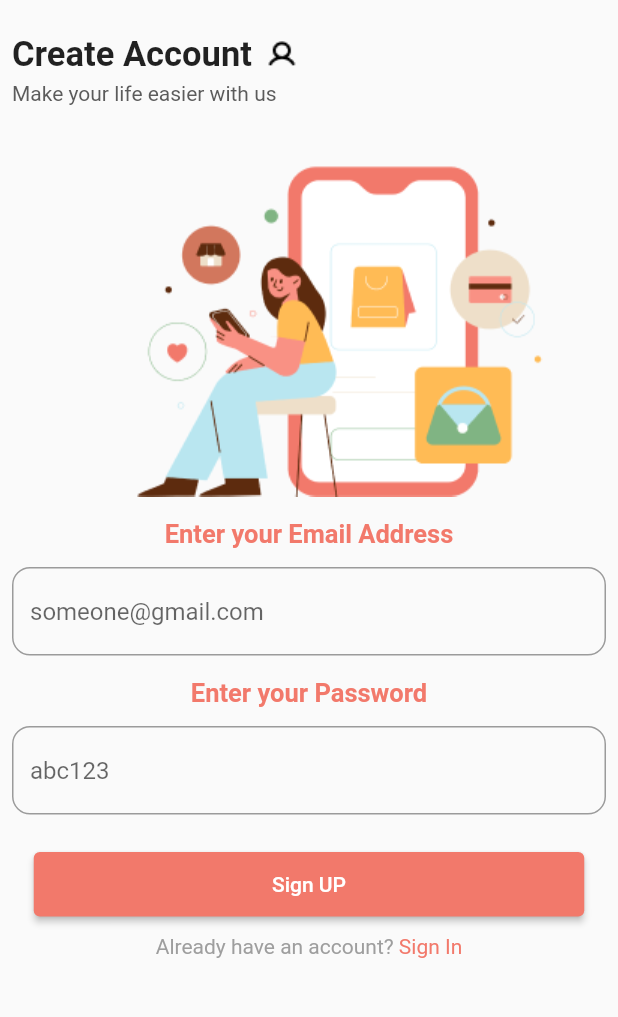
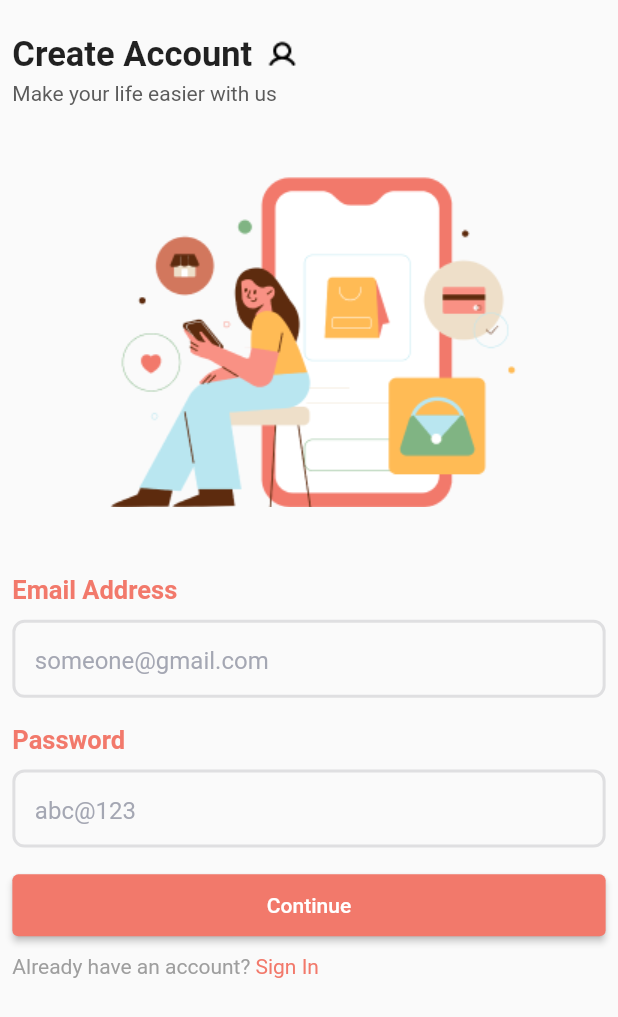
Before and after one commit to huzaifak08/Reminder-App, a Flutter app: the SignupPage screen opened by its route, on a phone screen of 412 x 824 dp. Shown: the top 1017 px of the screen. Run offline on Flutter 3.47's test engine with Material 2 defaults, Android fonts, the phone set to English and light mode, and no system bars; our stand-ins replace firebase_core, fluttertoast; accounts and stored records are empty.

Commit message:
Basic Design done Allhamdullillah

```diff
--- a/lib/Constants/colors.dart
+++ b/lib/Constants/colors.dart
@@ -1,5 +1,41 @@
 import '../libraries.dart';
 
 class AppColors {
-  static const primaryColor = Color(0xFFF2796B);
+  static const Color primaryColor = Color(0xFFF2796B);
+  static const Color secondaryColor = Color.fromRGBO(255, 255, 255, 1);
+  static const Color ternaryColor = Color(0xff8F92A1);
+
+  static const Color primaryTextColor = Color(0xff242424);
+  static const Color secondaryTextColor = Color(0xff8F92A1);
+
+  static const Color iconPrimaryColor = Color(0xFFD9D9D9);
+  static const Color iconSelectedColor = Color(0xFFFCB23B);
+
+  static const Color successColor = Color(0xFF10C659);
+  static const Color rejectColor = Color(0xFFFC473B);
+  static const Color pendingColor = Color(0xFFFCB23B);
+
+  static const Color iconBackgroundColor = Color(0xffdfdfe1);
+  static const Color inputTextBorderColor = Color.fromRGBO(19, 103, 33, 1);
+  static const Color hintColor = Color.fromRGBO(114, 114, 114, 1);
+
+  static const Color textFieldDefaultFocus = Color(0xfff5f5f6);
+  static const Color textFieldDefaultBorderColor = Color(0xFFDFDFE1);
+  static const Color textFieldFocusBorderColor = Color.fromRGBO(19, 103, 33, 1);
+
+  static const Color alertColor = Color(0xffff0222);
+  static const Color whiteColor = Color(0xffffffff);
+
+  static const Color focusUnderLineColor = Color(0xff373737);
+  static const Color dividedColor = Color(0xff373737);
+  static const Color grayColor = Color(0xffdfdfe1);
+
+  static const Color dialogAlertBackgroundColor = Color(0xff262938);
+  static const Color lightGrayColor = Color(0xffA5A5A5);
+
+  //otp screen changing color
+  static const Color otpBorderColor = Color.fromRGBO(34, 34, 34, 0.1);
+  static const Color otpFocusColor = Color.fromRGBO(19, 103, 33, 1);
+  static const Color otpBackgroundColor = Color(0xFFF5f5f6);
+  static const Color otpHintColor = Color.fromRGBO(170, 170, 170, 1);
 }
--- /dev/null
+++ b/lib/Constants/responsive.dart
@@ -0,0 +1,9 @@
+import 'package:reminder_app/libraries.dart';
+
+getHeight(BuildContext context, double height) {
+  return MediaQuery.sizeOf(context).height * height;
+}
+
+getWidth(BuildContext context, double width) {
+  return MediaQuery.sizeOf(context).width * width;
+}
--- a/lib/Screens/signup.dart
+++ b/lib/Screens/signup.dart
@@ -1,3 +1,7 @@
+import 'package:reminder_app/Constants/responsive.dart';
+import 'package:reminder_app/Widgets/Design/auth_header.dart';
+import 'package:reminder_app/Widgets/Design/input_text_field.dart';
+
 import '../libraries.dart';
 
 class SignupPage extends StatefulWidget {
@@ -8,20 +12,26 @@ class SignupPage extends StatefulWidget {
 }
 
 class _SignupPageState extends State<SignupPage> {
-  late final TextEditingController _email;
-  late final TextEditingController _password;
+  late final TextEditingController _emailController;
+  late final TextEditingController _passwordController;
+
+  late final FocusNode _passwordFocusNode;
 
   @override
   void initState() {
-    _email = TextEditingController();
-    _password = TextEditingController();
+    _emailController = TextEditingController();
+    _passwordController = TextEditingController();
+
+    _passwordFocusNode = FocusNode();
     super.initState();
   }
 
   @override
   void dispose() {
-    _email.dispose();
-    _password.dispose();
+    _emailController.dispose();
+    _passwordController.dispose();
+
+    _passwordFocusNode.dispose();
     super.dispose();
   }
 
@@ -31,93 +41,74 @@ class _SignupPageState extends State<SignupPage> {
       body: SingleChildScrollView(
         child: SafeArea(
           child: Padding(
-            padding: const EdgeInsets.fromLTRB(8, 8, 8, 0),
+            padding: EdgeInsets.symmetric(
+                horizontal: getWidth(context, 0.02),
+                vertical: getHeight(context, 0.01)),
             child: Column(
-              // crossAxisAlignment: CrossAxisAlignment.center,
+              crossAxisAlignment: CrossAxisAlignment.start,
               children: [
-                // SizedBox(height: 12),
-                Row(
-                  children: [
-                    const Text(
-                      'Create Account',
-                      style: TextStyle(
-                        height: 2,
-                        fontSize: 23,
-                        fontWeight: FontWeight.w700,
-                      ),
-                    ),
-                    const SizedBox(width: 10),
-                    Padding(
-                      padding: const EdgeInsets.only(top: 10.0),
-                      child: Image.asset(
-                        'assets/images/User.png',
-                        fit: BoxFit.cover,
-                      ),
-                    )
-                  ],
+                const AuthHeader(title: 'Create Account'),
+                SizedBox(height: getHeight(context, 0.01)),
+                SizedBox(
+                  height: getHeight(context, 0.35),
+                  width: getWidth(context, 1.0),
+                  child: Image.asset('assets/images/login_img.png'),
                 ),
-                const Align(
-                  alignment: Alignment.centerLeft,
-                  child: Text(
-                    'Make your life easier with us',
-                    style: TextStyle(color: Color(0xFF5B5B5B)),
-                    textAlign: TextAlign.start,
-                  ),
-                ),
-                const SizedBox(height: 30),
-                Padding(
-                  padding: const EdgeInsets.only(left: 35.0),
-                  child: SizedBox(
-                    height: 231,
-                    width: 296,
-                    child: Image.asset('assets/images/login_img.png'),
-                  ),
-                ),
-                const SizedBox(height: 15),
+                SizedBox(height: getHeight(context, 0.02)),
                 const Text(
-                  'Enter your Email Address',
+                  'Email Address',
                   style: TextStyle(
                     color: AppColors.primaryColor,
                     fontWeight: FontWeight.w700,
                     fontSize: 17,
                   ),
                 ),
-                const SizedBox(height: 12),
-                TextField(
-                  controller: _email,
-                  decoration: InputDecoration(
-                    border: OutlineInputBorder(
-                      borderRadius: BorderRadius.circular(12),
-                    ),
-                    hintText: 'someone@gmail.com',
-                  ),
+                SizedBox(height: getHeight(context, 0.012)),
+                InputTextField(
+                  myController: _emailController,
                   keyboardType: TextInputType.emailAddress,
+                  hint: 'someone@gmail.com',
+                  obsecureText: false,
+                  onFiledSubmissionValue: (newValue) {
+                    if (newValue != null) {
+                      // _passwordFocusNode.requestFocus();
+                    }
+                  },
+                  onValidator: (value) {
+                    return RegExp(
+                                r"^[a-zA-Z0-9.a-zA-Z0-9.!#$%&'*+-/=?^_`{|}~]+@[a-zA-Z0-9]+\.[a-zA-Z]+")
+                            .hasMatch(value)
+                        ? null
+                        : 'Enter a valid Email Address';
+                  },
                 ),
-                const SizedBox(height: 15),
+                SizedBox(height: getHeight(context, 0.012)),
                 const Text(
-                  'Enter your Password',
+                  'Password',
                   style: TextStyle(
                     color: AppColors.primaryColor,
                     fontWeight: FontWeight.w700,
                     fontSize: 17,
                   ),
                 ),
-                const SizedBox(height: 12),
-                TextField(
-                  controller: _password,
-                  decoration: InputDecoration(
-                    border: OutlineInputBorder(
-                      borderRadius: BorderRadius.circular(12),
-                    ),
-                    hintText: "abc123",
-                  ),
-                  keyboardType: TextInputType.visiblePassword,
-                  obscureText: true,
+                SizedBox(height: getHeight(context, 0.012)),
+                InputTextField(
+                  myController: _passwordController,
+                  keyboardType: TextInputType.emailAddress,
+                  hint: 'abc@123',
+                  obsecureText: true,
+                  focusNode: _passwordFocusNode,
+                  onValidator: (value) {
+                    if (value!.isEmpty && value!.length < 6) {
+                      return "Password Can't be less than 6 characters";
+                    }
+                    return null;
+                  },
                 ),
-                const SizedBox(height: 25),
+                SizedBox(height: getHeight(context, 0.012)),
                 SizedBox(
-                  height: 43,
-                  width: 367,
+                  height: getHeight(context, 0.05),
+                  width: getWidth(context, 1.0),
                   child: ElevatedButton(
                     onPressed: () {
                       Navigator.pushReplacementNamed(
@@ -126,10 +117,10 @@ class _SignupPageState extends State<SignupPage> {
                     style: ElevatedButton.styleFrom(
                       backgroundColor: AppColors.primaryColor,
                     ),
-                    child: const Text('Sign UP'),
+                    child: const Text('Continue'),
                   ),
                 ),
-                const SizedBox(height: 12),
+                SizedBox(height: getHeight(context, 0.015)),
                 RichText(
                   text: TextSpan(
                     style: const TextStyle(color: Colors.grey),
--- /dev/null
+++ b/lib/Widgets/Design/auth_header.dart
@@ -0,0 +1,42 @@
+import 'package:flutter/material.dart';
+
+class AuthHeader extends StatelessWidget {
+  final String title;
+  const AuthHeader({super.key, required this.title});
+
+  @override
+  Widget build(BuildContext context) {
+    return Column(
+      children: [
+        Row(
+          children: [
+            Text(
+              title,
+              style: const TextStyle(
+                height: 2,
+                fontSize: 23,
+                fontWeight: FontWeight.w700,
+              ),
+            ),
+            const SizedBox(width: 10),
+            Padding(
+              padding: const EdgeInsets.only(top: 10.0),
+              child: Image.asset(
+                'assets/images/User.png',
+                fit: BoxFit.cover,
+              ),
+            )
+          ],
+        ),
+        const Align(
+          alignment: Alignment.centerLeft,
+          child: Text(
+            'Make your life easier with us',
+            style: TextStyle(color: Color(0xFF5B5B5B)),
+            textAlign: TextAlign.start,
+          ),
+        ),
+      ],
+    );
+  }
+}
--- /dev/null
+++ b/lib/Widgets/Design/input_text_field.dart
@@ -0,0 +1,66 @@
+import '../../libraries.dart';
+
+class InputTextField extends StatelessWidget {
+  final TextEditingController myController;
+  final FocusNode? focusNode;
+  final FormFieldSetter? onFiledSubmissionValue;
+  final FormFieldValidator onValidator;
+  final TextInputType keyboardType;
+  final String hint;
+  final bool obsecureText;
+  final bool enable, autoFocus;
+
+  const InputTextField({
+    super.key,
+    required this.myController,
+    this.focusNode,
+    this.onFiledSubmissionValue,
+    required this.onValidator,
+    required this.keyboardType,
+    required this.hint,
+    required this.obsecureText,
+    this.enable = true,
+    this.autoFocus = false,
+  });
+
+  @override
+  Widget build(BuildContext context) {
+    return Padding(
+      padding: const EdgeInsets.only(bottom: 8.0),
+      child: TextFormField(
+        controller: myController,
+        focusNode: focusNode,
+        obscureText: obsecureText,
+        onFieldSubmitted: onFiledSubmissionValue,
+        validator: onValidator,
+        keyboardType: keyboardType,
+        style: Theme.of(context).textTheme.bodySmall!.copyWith(fontSize: 19),
+        decoration: InputDecoration(
+          border: OutlineInputBorder(
+            borderSide: const BorderSide(
+                color: AppColors.textFieldDefaultFocus, width: 2),
+            borderRadius: BorderRadius.circular(8),
+          ),
+          focusedBorder: OutlineInputBorder(
+            borderSide: const BorderSide(
+                color: AppColors.textFieldDefaultBorderColor, width: 2),
+            borderRadius: BorderRadius.circular(8),
+          ),
+          errorBorder: OutlineInputBorder(
+            borderSide: const BorderSide(color: AppColors.alertColor, width: 2),
+            borderRadius: BorderRadius.circular(8),
+          ),
+          enabledBorder: OutlineInputBorder(
+            borderSide: const BorderSide(
+                color: AppColors.textFieldDefaultBorderColor, width: 2),
+            borderRadius: BorderRadius.circular(8),
+          ),
+          hintText: hint,
+          hintStyle: Theme.of(context).textTheme.titleMedium!.copyWith(
+              color: AppColors.ternaryColor.withOpacity(0.8), height: 0),
+          contentPadding: const EdgeInsets.all(15),
+        ),
+      ),
+    );
+  }
+}
```
Also changed, not shown: lib/Screens/login.dart (+75 -77 lines), lib/Widgets/utils.dart (+30 -13 lines).
